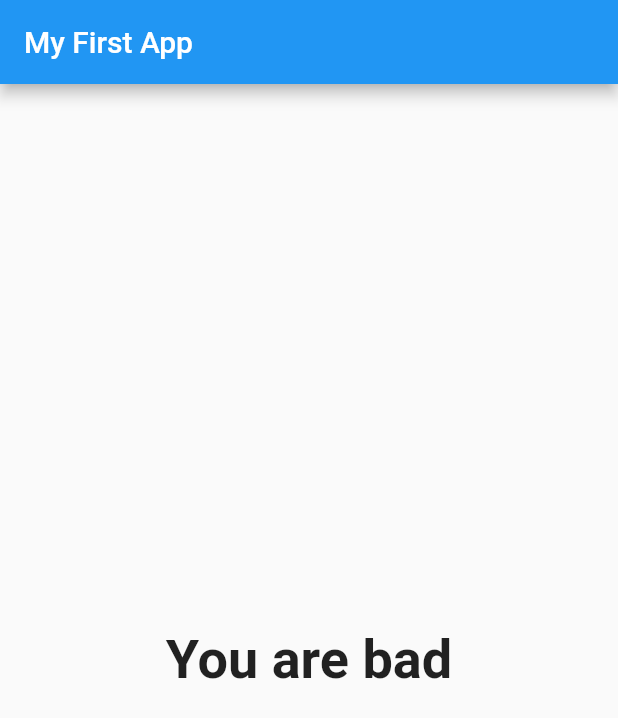
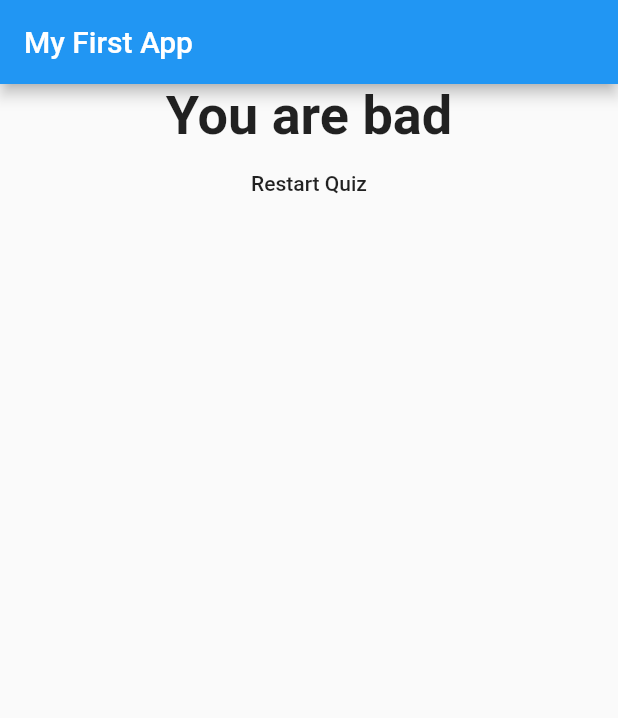
Before and after one commit to mabirizi/flutterProject, a Flutter app: the screen it shows after launch, after a tap on "Black", after a tap on "Snake", after a tap on "Max", on a phone screen of 412 x 824 dp. Shown: the top 718 px of the screen. Run offline on Flutter 3.47's test engine with Material 2 defaults, Android fonts, the phone set to English and light mode, and no system bars.

Commit message:
Adding a reset button to reset the quiz

```diff
--- a/lib/main.dart
+++ b/lib/main.dart
@@ -49,6 +49,13 @@ class _MyAppState extends State<MyApp> {
   var _questionIndex = 0;
   var _totalScore = 0;
 
+  void _resetQuiz() {
+    setState(() {
+      _questionIndex = 0;
+      _totalScore = 0;
+    });
+  }
+
   void _answerQuestion(int score) {
 
     _totalScore += score;
@@ -79,7 +86,7 @@ class _MyAppState extends State<MyApp> {
                 questionIndex: _questionIndex,
               )
             : Result(
-              _totalScore,
+              _totalScore, _resetQuiz
             ),
       ),
     );
--- a/lib/result.dart
+++ b/lib/result.dart
@@ -3,8 +3,9 @@ import 'package:flutter/material.dart';
 class Result extends StatelessWidget {
 
   final int totalScore;
+  final Function resetQuiz;
 
-  Result(this.totalScore);
+  Result(this.totalScore, this.resetQuiz);
 
   String get resultPharse {
 
@@ -27,9 +28,15 @@ class Result extends StatelessWidget {
   @override
   Widget build(BuildContext context) {
     return Center(
-      child: Text(resultPharse,
-        style: TextStyle(fontSize: 36, fontWeight: FontWeight.bold),
-        textAlign: TextAlign.center,
+      child:  Column(
+        children: <Widget>[
+          Text(resultPharse,
+            style: TextStyle(fontSize: 36, fontWeight: FontWeight.bold),
+            textAlign: TextAlign.center,
+          ),
+
+          FlatButton(child: Text('Restart Quiz'), onPressed:resetQuiz ,)
+        ],
       ),
     );
   }
```
